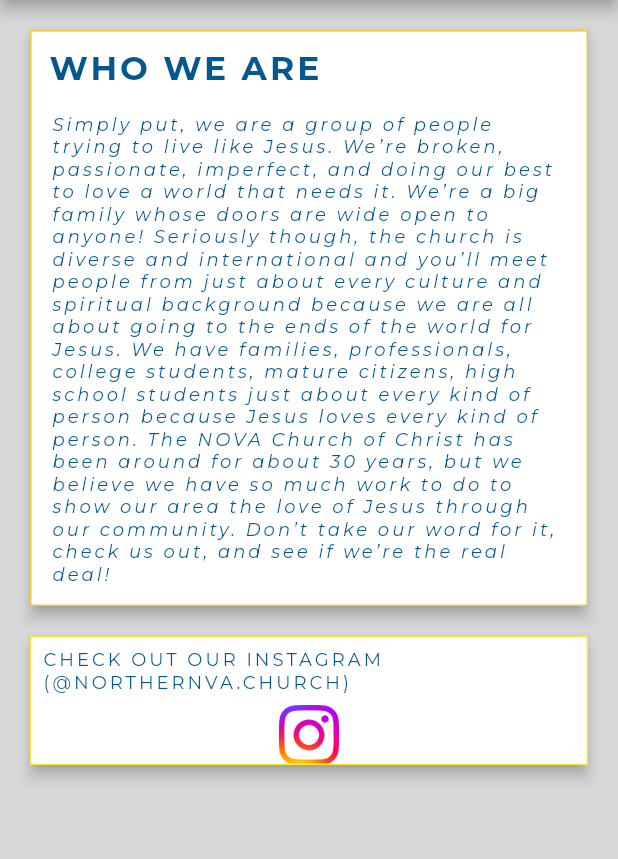
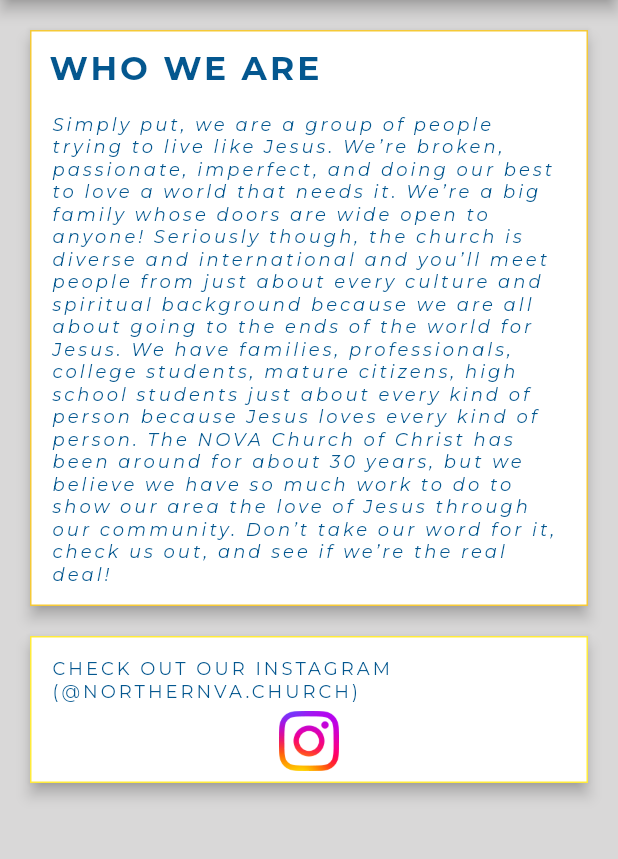
Before and after one commit to skeptickal/NVCOCApp, a Flutter app: the WhoWeAreScreen screen opened by its route, on a phone screen of 412 x 824 dp, the part 84-943 px from its top. Run offline on Flutter 3.47's test engine with Material 2 defaults, Android fonts, the phone set to English and light mode, and no system bars; our stand-ins replace google_fonts.

Commit message:
continued updates

```diff
--- a/nvcoc_app/lib/aboutpages/who_we_are.dart
+++ b/nvcoc_app/lib/aboutpages/who_we_are.dart
@@ -1,6 +1,7 @@
 import 'package:flutter/material.dart';
 import 'package:nvcoc_app/pages/nova_appbar.dart';
 import 'package:google_fonts/google_fonts.dart';
+
 
 class WhoWeAreScreen extends StatefulWidget {
   const WhoWeAreScreen({super.key});
@@ -10,6 +11,7 @@ class WhoWeAreScreen extends StatefulWidget {
 }
 
 class _WhoWeAreScreenState extends State<WhoWeAreScreen> {
+
   @override
   Widget build(BuildContext context) {
     return Scaffold(
@@ -77,11 +79,13 @@ class _WhoWeAreScreenState extends State<WhoWeAreScreen> {
                   elevation: 4.0,
                   shape: RoundedRectangleBorder(
                       side: BorderSide(color: Colors.yellow)),
+                  child: Padding(
+                    padding: const EdgeInsets.all(8.0),
                     child: Column(
                       crossAxisAlignment: CrossAxisAlignment.center,
                       children: [
                         Padding(
-                        padding: const EdgeInsets.all(8.0),
+                          padding: const EdgeInsets.all(6.0),
                           child: Center(
                             child: Text(
                                 'CHECK OUT OUR INSTAGRAM (@NORTHERNVA.CHURCH)',
@@ -92,13 +96,20 @@ class _WhoWeAreScreenState extends State<WhoWeAreScreen> {
                                 )),
                           ),
                         ),
-                     Image.asset('assets/insta.png', height: 40, width: 40),
+                        GestureDetector(
+                          onTap: () {Navigator.pushReplacementNamed(context, '/');},
+
+                          child: Image.asset('assets/insta.png',
+                              height: 40, width: 40),
+                        )
                       ],
+                    ),
                   ),
                 ),
               )
             ],
           ),
         ]));
+
   }
 }
--- a/nvcoc_app/pubspec.yaml
+++ b/nvcoc_app/pubspec.yaml
@@ -36,6 +36,7 @@ dependencies:
   # The following adds the Cupertino Icons font to your application.
   # Use with the CupertinoIcons class for iOS style icons.
   cupertino_icons: ^1.0.2
+  url_launcher: ^6.1.14
 
 dev_dependencies:
   flutter_test:
```
Lines whose indentation alone changed are shown as unchanged.
